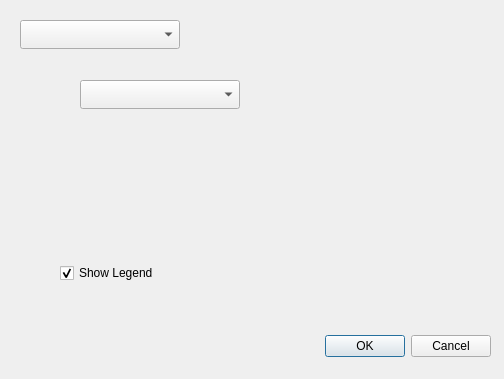
lucacasagrande/DataPlot, file ui/Histogram.ui: the form before one commit.
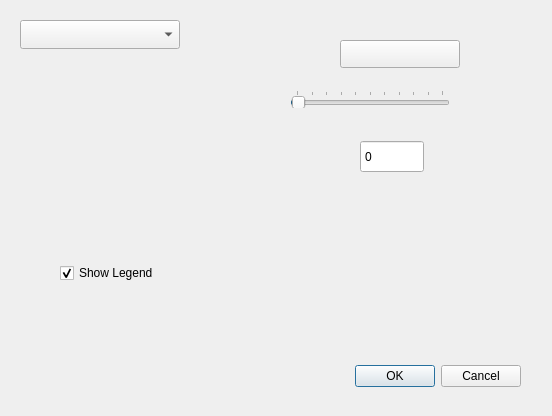
The form after the commit. Custom widgets are drawn as their Qt base class.

The edit to the form file:
```diff
--- a/ui/Histogram.ui
+++ b/ui/Histogram.ui
@@ -6,8 +6,8 @@
    <rect>
     <x>0</x>
     <y>0</y>
-    <width>504</width>
-    <height>379</height>
+    <width>552</width>
+    <height>416</height>
    </rect>
   </property>
   <property name="windowTitle">
@@ -16,8 +16,8 @@
   <widget class="QDialogButtonBox" name="buttonBox">
    <property name="geometry">
     <rect>
-     <x>150</x>
-     <y>330</y>
+     <x>180</x>
+     <y>360</y>
      <width>341</width>
      <height>32</height>
     </rect>
@@ -29,16 +29,6 @@
     <set>QDialogButtonBox::Cancel|QDialogButtonBox::Ok</set>
    </property>
   </widget>
-  <widget class="QgsFieldComboBox" name="Field1">
-   <property name="geometry">
-    <rect>
-     <x>80</x>
-     <y>80</y>
-     <width>160</width>
-     <height>29</height>
-    </rect>
-   </property>
-  </widget>
   <widget class="QCheckBox" name="legendCheck">
    <property name="geometry">
     <rect>
@@ -65,12 +55,96 @@
     </rect>
    </property>
   </widget>
+  <widget class="QgsFieldExpressionWidget" name="expField">
+   <property name="geometry">
+    <rect>
+     <x>270</x>
+     <y>230</y>
+     <width>200</width>
+     <height>32</height>
+    </rect>
+   </property>
+  </widget>
+  <widget class="QgsColorButtonV2" name="colorButton">
+   <property name="geometry">
+    <rect>
+     <x>340</x>
+     <y>40</y>
+     <width>120</width>
+     <height>28</height>
+    </rect>
+   </property>
+  </widget>
+  <widget class="QSlider" name="alpha">
+   <property name="geometry">
+    <rect>
+     <x>290</x>
+     <y>90</y>
+     <width>160</width>
+     <height>18</height>
+    </rect>
+   </property>
+   <property name="cursor">
+    <cursorShape>ArrowCursor</cursorShape>
+   </property>
+   <property name="layoutDirection">
+    <enum>Qt::LeftToRight</enum>
+   </property>
+   <property name="minimum">
+    <number>0</number>
+   </property>
+   <property name="maximum">
+    <number>100</number>
+   </property>
+   <property name="singleStep">
+    <number>1</number>
+   </property>
+   <property name="value">
+    <number>1</number>
+   </property>
+   <property name="orientation">
+    <enum>Qt::Horizontal</enum>
+   </property>
+   <property name="invertedAppearance">
+    <bool>false</bool>
+   </property>
+   <property name="invertedControls">
+    <bool>false</bool>
+   </property>
+   <property name="tickPosition">
+    <enum>QSlider::TicksAbove</enum>
+   </property>
+   <property name="tickInterval">
+    <number>10</number>
+   </property>
+  </widget>
+  <widget class="QSpinBox" name="spinBox">
+   <property name="geometry">
+    <rect>
+     <x>360</x>
+     <y>140</y>
+     <width>64</width>
+     <height>33</height>
+    </rect>
+   </property>
+   <property name="buttonSymbols">
+    <enum>QAbstractSpinBox::NoButtons</enum>
+   </property>
+   <property name="maximum">
+    <number>100</number>
+   </property>
+  </widget>
  </widget>
  <customwidgets>
   <customwidget>
-   <class>QgsFieldComboBox</class>
-   <extends>QComboBox</extends>
-   <header>qgsfieldcombobox.h</header>
+   <class>QgsColorButtonV2</class>
+   <extends>QToolButton</extends>
+   <header>qgscolorbuttonv2.h</header>
+  </customwidget>
+  <customwidget>
+   <class>QgsFieldExpressionWidget</class>
+   <extends>QWidget</extends>
+   <header>qgsfieldexpressionwidget.h</header>
   </customwidget>
   <customwidget>
    <class>QgsMapLayerComboBox</class>
```
Left out of the diff: 46 changed lines with no effect on the pictures.
